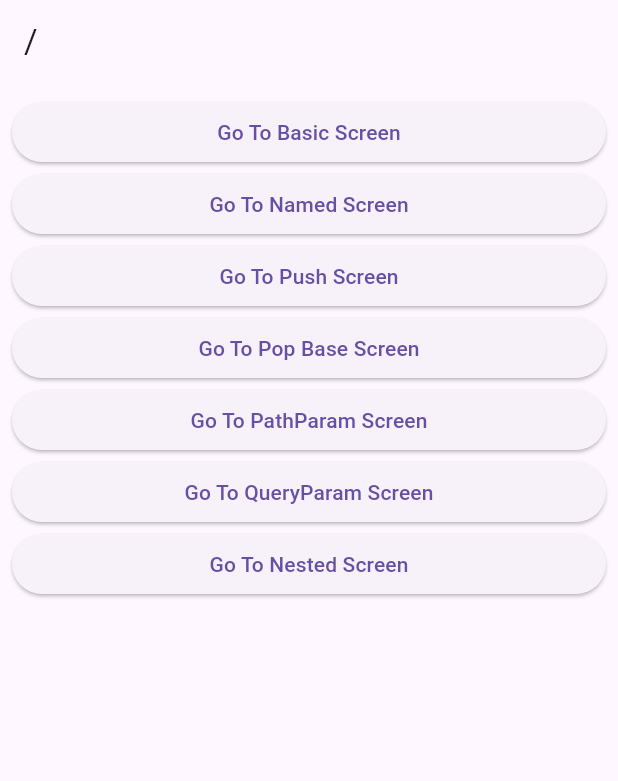
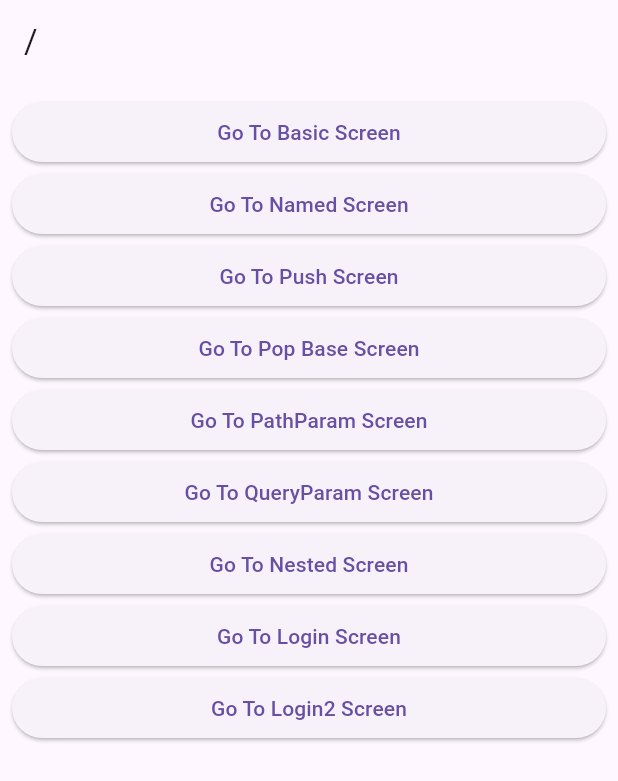
Before and after one commit to SoulTree-Lovers/flutter_study, a Flutter app: the screen it shows after launch, on a phone screen of 412 x 824 dp. Shown: the top 781 px of the screen. Run offline on Flutter 3.47's test engine with Material 3 defaults, Android fonts, the phone set to English and light mode, and no system bars; our stand-ins replace dio, drift, flutter_riverpod, flutter_secure_storage, get_it, go_router and 11 more; missing offline and left inert: agora_rtc_engine, sqlite3; accounts and stored records are empty; generated files the repository leaves out were written again.

Commit message:
[feat] GoRouter Redirect 적용

```diff
--- a/go_router_v7/lib/route/router.dart
+++ b/go_router_v7/lib/route/router.dart
@@ -7,13 +7,28 @@
 import 'package:go_router_v7/screens/7_query_param_screen.dart';
 import 'package:go_router_v7/screens/8_nested_child_screen.dart';
 import 'package:go_router_v7/screens/8_nested_screen.dart';
+import 'package:go_router_v7/screens/9_login_screen.dart';
+import 'package:go_router_v7/screens/9_private_screen.dart';
 import 'package:go_router_v7/screens/root_screen.dart';
 
 import '../screens/2_named_screen.dart';
 
+// 로그인 여부
+// true: 로그인 상태, false: 로그아웃 상태
+bool authState = false;
+
 // https://blog.codefactory.ai == /
 // https://blog.codefactory.ai/flutter == /flutter (path만 표시)
 final router = GoRouter(
+  redirect: (context, state) {
+    // return String (path) -> 해당 경로(/login)로 이동
+    // return null -> 원래 이동하려던 화면으로 이통
+    if (state.location == '/login/private' && !authState) {
+      return '/login';
+    }
+
+    return null;
+  },
   routes: [
     GoRoute(
       path: '/',
@@ -76,7 +91,33 @@
                   NestedChildScreen(routeName: '/nested/c'),
             ),
           ],
-        )
+        ),
+        GoRoute(
+          path: 'login',
+          builder: (context, state) => LoginScreen(),
+          routes: [
+            GoRoute(
+              path: 'private',
+              builder: (context, state) => PrivateScreen(),
+            ),
+          ],
+        ),
+        GoRoute(
+          path: 'login2',
+          builder: (context, state) => LoginScreen(),
+          routes: [
+            GoRoute(
+              path: 'private',
+              builder: (context, state) => PrivateScreen(),
+              redirect: (context, state) {
+                if (!authState) {
+                  return '/login2';
+                }
+                return null;
+              },
+            ),
+          ],
+        ),
       ],
     ),
   ],
--- /dev/null
+++ b/go_router_v7/lib/screens/9_login_screen.dart
@@ -0,0 +1,42 @@
+import 'package:flutter/material.dart';
+import 'package:go_router/go_router.dart';
+import 'package:go_router_v7/layout/default_layout.dart';
+import 'package:go_router_v7/route/router.dart';
+
+class LoginScreen extends StatefulWidget {
+  const LoginScreen({super.key});
+
+  @override
+  State<LoginScreen> createState() => _LoginScreenState();
+}
+
+class _LoginScreenState extends State<LoginScreen> {
+  @override
+  Widget build(BuildContext context) {
+    return DefaultLayout(
+      body: ListView(
+        children: [
+          Text('Login 상태: $authState'),
+          ElevatedButton(
+            onPressed: () {
+              setState(() {
+                authState = !authState;
+              });
+            },
+            child: Text(authState ? 'logout' : 'login'),
+          ),
+          ElevatedButton(
+            onPressed: () {
+              if (GoRouterState.of(context).location == '/login') {
+                context.go('/login/private');
+              } else {
+                context.go('/login2/private');
+              }
+            },
+            child: Text('Go To Private Screen'),
+          ),
+        ],
+      ),
+    );
+  }
+}
--- a/go_router_v7/lib/screens/root_screen.dart
+++ b/go_router_v7/lib/screens/root_screen.dart
@@ -53,6 +53,18 @@
             },
             child: Text('Go To Nested Screen'),
           ),
+          ElevatedButton(
+            onPressed: () {
+              context.go('/login');
+            },
+            child: Text('Go To Login Screen'),
+          ),
+          ElevatedButton(
+            onPressed: () {
+              context.go('/login2');
+            },
+            child: Text('Go To Login2 Screen'),
+          ),
         ],
       ),
     );
```
Also changed, not shown: go_router_v7/lib/screens/9_private_screen.dart (added, +15 -0 lines).
